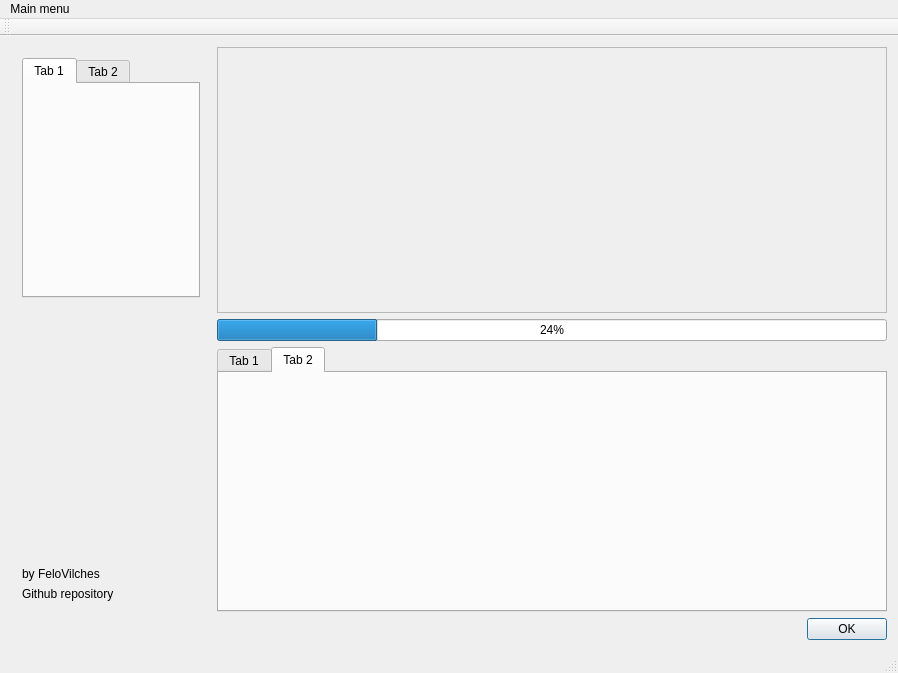
Qt form dashboard/src/mainwindow.ui (ChrisVilches/Qt5-Examples-Templates) before a commit.
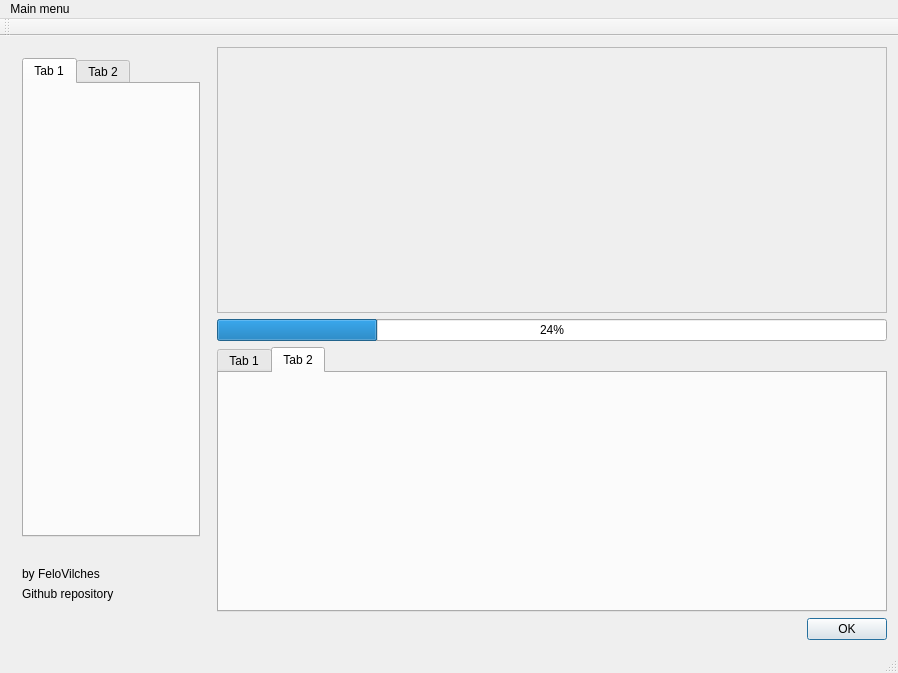
The same form after that commit.

Commit message: nice layout, scrollable, always visible and accessible

What changed in the file:
```diff
--- a/dashboard/src/mainwindow.ui
+++ b/dashboard/src/mainwindow.ui
@@ -39,13 +39,8 @@
         </property>
         <layout class="QVBoxLayout" name="verticalLayout_4">
          <item>
-          <layout class="QVBoxLayout" name="verticalLayout_3">
-           <item>
             <widget class="QTabWidget" name="tabs">
-             <property name="currentIndex">
-              <number>0</number>
-             </property>
-             <widget class="QWidget" name="treeTab">
+           <widget class="QWidget" name="tab_3">
               <attribute name="title">
                <string>Tab 1</string>
               </attribute>
@@ -57,35 +52,31 @@
              </widget>
             </widget>
            </item>
-          </layout>
-         </item>
-         <item>
-          <widget class="QScrollArea" name="menuScroll">
-           <property name="frameShape">
-            <enum>QFrame::NoFrame</enum>
-           </property>
-           <property name="lineWidth">
-            <number>1</number>
-           </property>
-           <property name="midLineWidth">
-            <number>0</number>
-           </property>
-           <property name="horizontalScrollBarPolicy">
-            <enum>Qt::ScrollBarAlwaysOff</enum>
-           </property>
-           <property name="widgetResizable">
-            <bool>true</bool>
-           </property>
-           <widget class="QWidget" name="scrollAreaWidgetContents_4">
-            <property name="geometry">
-             <rect>
-              <x>0</x>
-              <y>0</y>
-              <width>182</width>
-              <height>243</height>
-             </rect>
-            </property>
-           </widget>
+         <item>
+          <widget class="QWidget" name="menuContainer" native="true">
+           <property name="minimumSize">
+            <size>
+             <width>0</width>
+             <height>0</height>
+            </size>
+           </property>
+           <layout class="QVBoxLayout" name="verticalLayout_7">
+            <property name="leftMargin">
+             <number>0</number>
+            </property>
+            <property name="topMargin">
+             <number>0</number>
+            </property>
+            <property name="rightMargin">
+             <number>0</number>
+            </property>
+            <property name="bottomMargin">
+             <number>0</number>
+            </property>
+            <item>
+             <layout class="QVBoxLayout" name="verticalLayout_6"/>
+            </item>
+           </layout>
           </widget>
          </item>
          <item>
```
Left out of the diff: 9 changed lines with no effect on the pictures. Lines whose indentation alone changed are shown as unchanged. The commit also changes 3 other files.
